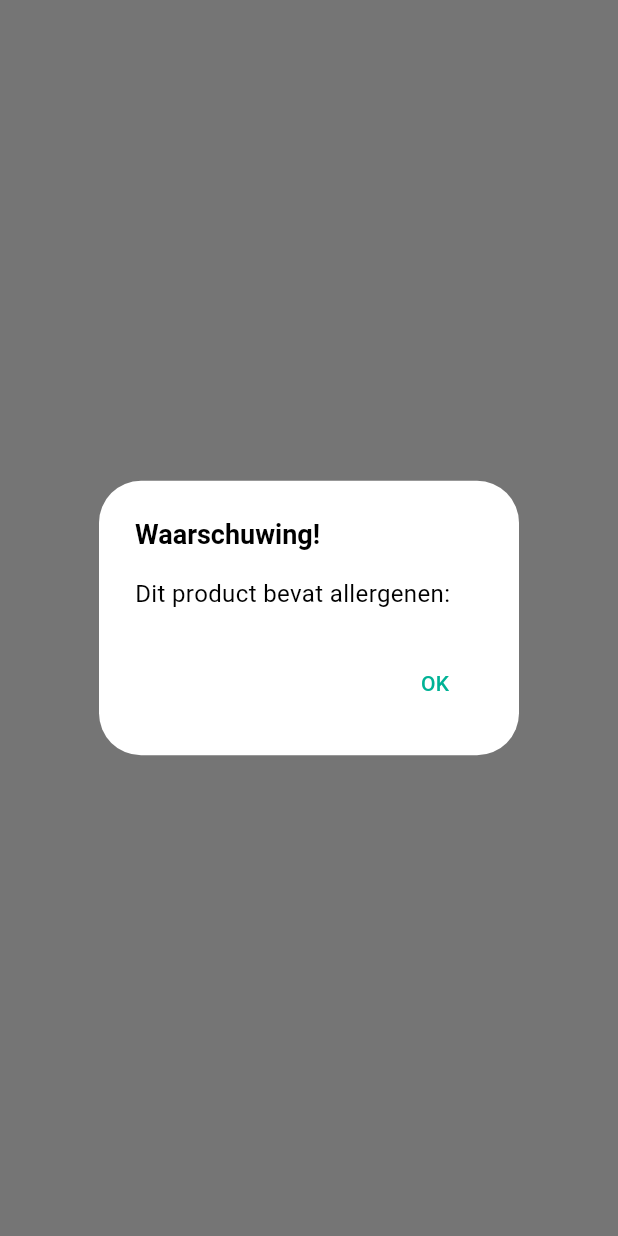
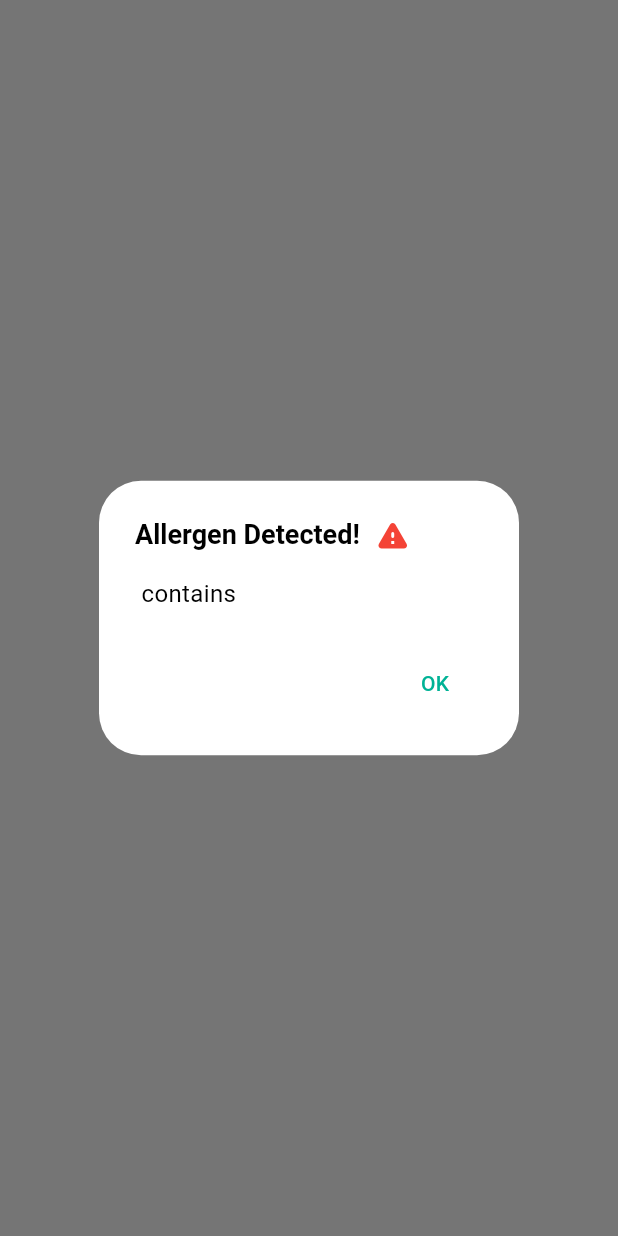
Before and after one commit to Zhantie/storeHelper, a Flutter app: what show() shows on an empty page, opened directly with empty values, on a phone screen of 412 x 824 dp. Run offline on Flutter 3.47's test engine with Material 3 defaults, Android fonts, the phone set to English and light mode, and no system bars; our stand-ins replace auto_size_text, camera, dash_chat_2, flutter_dotenv, flutter_svg, font_awesome_flutter and 2 more; missing offline and left inert: chat_gpt_sdk, flutter_barcode_scanner, flutter_tflite, openfoodfacts; network calls fail.

Commit message:
Made changes to alert popup

```diff
--- a/fitness/lib/screens/home_screen.dart
+++ b/fitness/lib/screens/home_screen.dart
@@ -90,8 +90,8 @@ class _HomeScreenState extends State<HomeScreen> {
     }
   }
 
-  void showAllergenAlert(String allergen) {
-    AllergenAlert.show(context, allergen);
+  void showAllergenAlert(String allergen,) {
+    AllergenAlert.show(context, allergen, productName!);
   }
 
   void handleSelectionChanged(List<String> selected) {
--- a/fitness/lib/widgets/allergen_alert.dart
+++ b/fitness/lib/widgets/allergen_alert.dart
@@ -1,13 +1,24 @@
 import 'package:flutter/material.dart';
 
 class AllergenAlert {
-  static void show(BuildContext context, String allergen) {
+  static void show(BuildContext context, String allergen, String productName) {
     showDialog(
       context: context,
       builder: (context) {
         return AlertDialog(
-          title: const Text('Waarschuwing!'),
-          content: Text('Dit product bevat allergenen: $allergen'),
+          title: Row(
+            children: [
+              const Text('Allergen Detected!'),
+              const SizedBox(
+                width: 10,
+              ),
+              Icon(
+                Icons.warning_rounded,
+                color: Theme.of(context).colorScheme.error,
+              ),
+            ],
+          ),
+          content: Text('$productName contains $allergen'),
           actions: [
             TextButton(
               onPressed: () {
```
Also changed, not shown: fitness/lib/widgets/product_card.dart (+12 -12 lines), fitness/lib/widgets/product_details_card.dart (+10 -1 lines).
